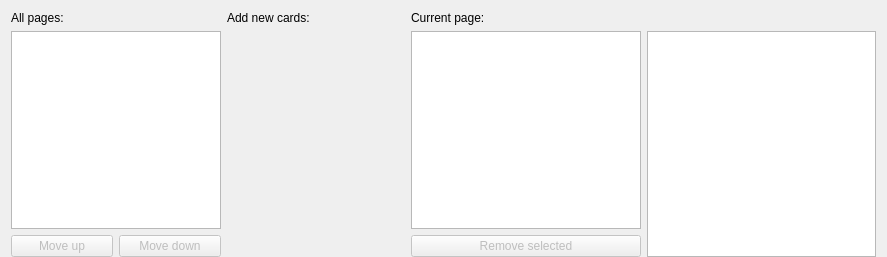
Qt form mtg_proxy_printer/resources/ui/central_widget/columnar.ui (luziferius/MTGProxyPrinter) before a commit.
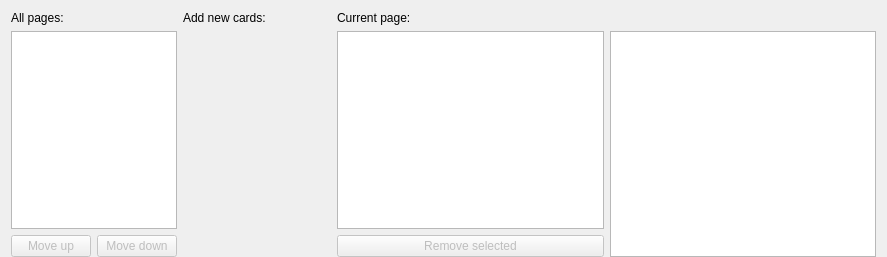
The same form after that commit. Icons and pictures are not drawn. Custom widgets are drawn as their Qt base class.

Commit message:
Columnar central widget: Update the horizontal stretch factors.
FossilOrigin-Name: 6190cdc6238c3b0b2c9159030be4253077453a6a8c8736ea902c1460f4194005

```diff
--- a/mtg_proxy_printer/resources/ui/central_widget/columnar.ui
+++ b/mtg_proxy_printer/resources/ui/central_widget/columnar.ui
@@ -38,7 +38,7 @@
     <widget class="VerticalAddCardWidget" name="add_card_widget" native="true">
      <property name="sizePolicy">
       <sizepolicy hsizetype="Expanding" vsizetype="Expanding">
-       <horstretch>7</horstretch>
+       <horstretch>5</horstretch>
        <verstretch>1</verstretch>
       </sizepolicy>
      </property>
@@ -122,7 +122,7 @@
     <widget class="QListView" name="document_view">
      <property name="sizePolicy">
       <sizepolicy hsizetype="Expanding" vsizetype="Expanding">
-       <horstretch>4</horstretch>
+       <horstretch>2</horstretch>
        <verstretch>1</verstretch>
       </sizepolicy>
      </property>
```
